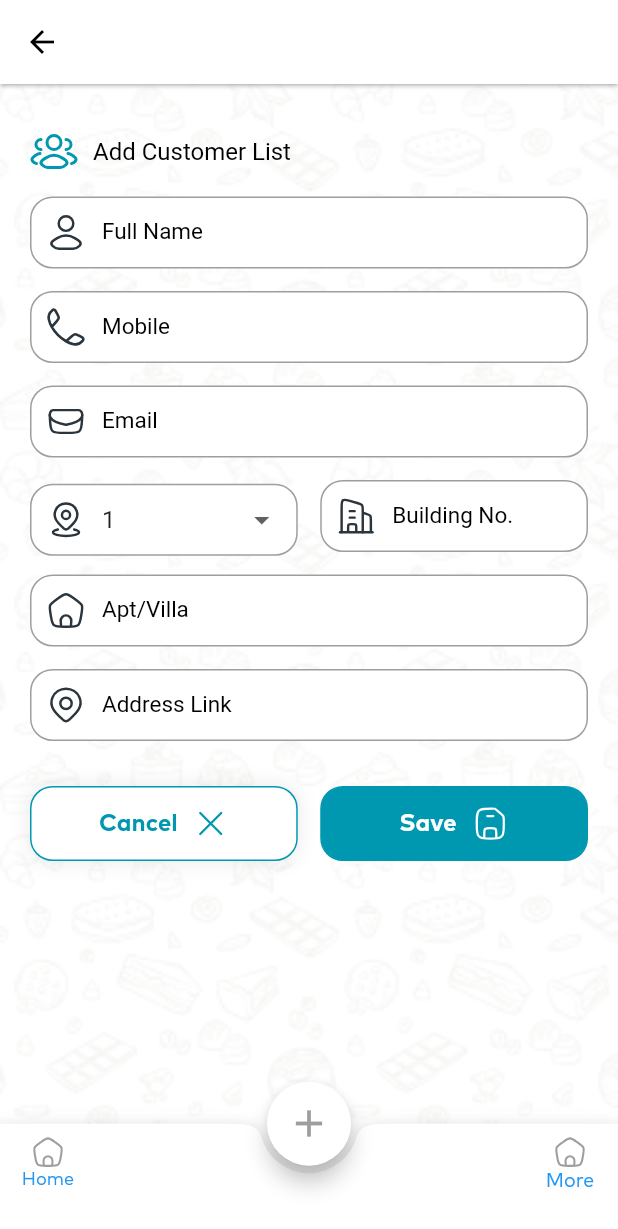
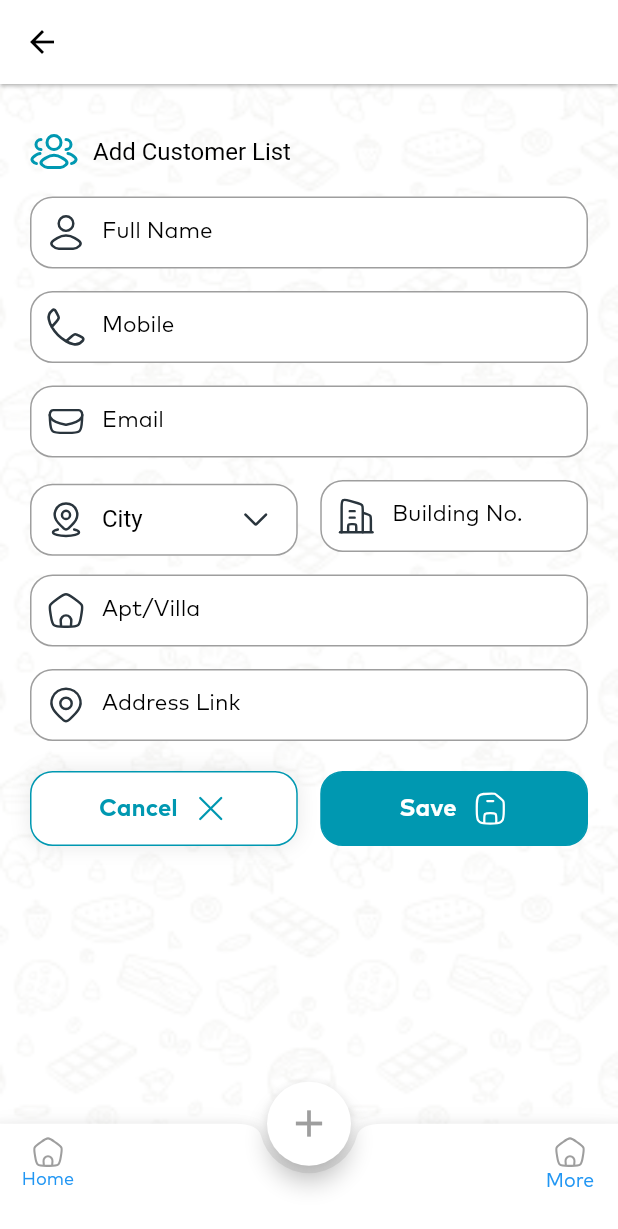
Before and after one commit to mahdibfx/santra-seller, a Flutter app: the AddCustomerScreen screen opened by its route, after a tap on "Cancel", on a phone screen of 412 x 824 dp. Shown: the top 1229 px of the screen. Run offline on Flutter 3.47's test engine with Material 2 defaults, Android fonts, the light colour scheme and no system bars; our stand-ins replace cached_network_image, firebase_core, firebase_messaging, flutter_local_notifications, flutter_rating_bar, flutter_svg and 3 more; accounts and stored records are empty; network calls fail; Roboto replaces fonts that are missing (Quicksand); project files that could hold a hidden picture were left out.

Commit message:
customers and reviews

```diff
--- a/lib/models/customers/view_all_customers.dart
+++ b/lib/models/customers/view_all_customers.dart
@@ -17,14 +17,15 @@ class ViewAllCustomers {
   });
 
   bool? status;
-  List<Datum>? data;
+  List<CustomerDatum>? data;
 
   factory ViewAllCustomers.fromJson(Map<String, dynamic> json) =>
       ViewAllCustomers(
         status: json["status"],
         data: json["data"] == null
             ? []
-            : List<Datum>.from(json["data"]!.map((x) => Datum.fromJson(x))),
+            : List<CustomerDatum>.from(
+                json["data"]!.map((x) => CustomerDatum.fromJson(x))),
       );
 
   Map<String, dynamic> toJson() => {
@@ -35,8 +36,36 @@ class ViewAllCustomers {
       };
 }
 
-class Datum {
-  Datum({
+class CustomerDatum {
+  CustomerDatum({
+    this.customers,
+    this.cities,
+  });
+
+  List<Customer>? customers;
+  List<String>? cities;
+
+  factory CustomerDatum.fromJson(Map<String, dynamic> json) => CustomerDatum(
+        customers: json["customers"] == null
+            ? []
+            : List<Customer>.from(
+                json["customers"]!.map((x) => Customer.fromJson(x))),
+        cities: json["cities"] == null
+            ? []
+            : List<String>.from(json["cities"]!.map((x) => x)),
+      );
+
+  Map<String, dynamic> toJson() => {
+        "customers": customers == null
+            ? []
+            : List<dynamic>.from(customers!.map((x) => x.toJson())),
+        "cities":
+            cities == null ? [] : List<dynamic>.from(cities!.map((x) => x)),
+      };
+}
+
+class Customer {
+  Customer({
     this.id,
     this.customerName,
     this.customerMobile,
@@ -56,7 +85,7 @@ class Datum {
   String? buildingType;
   String? addressLink;
 
-  factory Datum.fromJson(Map<String, dynamic> json) => Datum(
+  factory Customer.fromJson(Map<String, dynamic> json) => Customer(
         id: json["id"],
         customerName: json["customer_name"],
         customerMobile: json["customer_mobile"],
--- a/lib/ui/screens/more_setting/my_customer/add_customer.dart
+++ b/lib/ui/screens/more_setting/my_customer/add_customer.dart
@@ -13,22 +13,17 @@ import '../../../widgets/textfields/common_textfield.dart';
 
 class AddCustomerScreen extends StatelessWidget {
   final GlobalKey<ScaffoldState> _key = GlobalKey<ScaffoldState>();
-
+  GlobalKey<FormState> form = GlobalKey<FormState>();
   AddCustomerScreen({super.key});
 
   Widget bodyData() {
     return GetBuilder<MyCustomerController>(
       builder: (_) {
-        return _.isAddCustomerLoading
-            ? const SizedBox(
-                child: Center(
-                child: CircularProgressIndicator(),
-              ))
-            : SafeArea(
+        return SafeArea(
           child: SingleChildScrollView(
               padding: EdgeInsets.zero,
               child: Form(
-                      key: _.form,
+                key: form,
                 child: Column(
                   crossAxisAlignment: CrossAxisAlignment.start,
                   children: [
@@ -56,12 +51,22 @@ class AddCustomerScreen extends StatelessWidget {
                       controller: _.mobileController,
                       labelText: "Mobile",
                       prefixIcon: UIDATAIcons.callIcon,
+                      maxLength: 12,
                       isTextHidden: false,
                       fillcolor: UIDataColors.whiteColor,
                       keyboardType: TextInputType.text,
                       validator: (val) {
-                              if (val.isEmpty) {
-                                return "Please enter phone Number";
+                        String? name;
+                        if (val.isEmpty || val.length < 12) {
+                          return "Please Enter Valid Phone Number";
+                        } else if (val.isNotEmpty && val.length > 3) {
+                          name = val.substring(0, 3);
+
+                          if (name != "971") {
+                            return "Phone Number Must Start With 971";
+                          }
+                        } else {
+                          return null;
                         }
                       },
                     ),
@@ -89,14 +94,15 @@ class AddCustomerScreen extends StatelessWidget {
                       children: [
                         Expanded(
                             child: MyDropdown(
+                                label: "City",
                                 validator: (value) {
                                   if (value == null) {
                                     return "Please select city";
                                   }
                                 },
                                 prefixIcon: UIDATAIcons.location,
-                                      options: ["1", "2", "3"],
-                                      selectedOption: "1")),
+                                options: _.citiesList!,
+                                selectedOption: _.city)),
                         SpacingWidth.widthlistspacing15,
                         Expanded(
                           child: CommonTextField(
@@ -141,13 +147,19 @@ class AddCustomerScreen extends StatelessWidget {
                         }
                       },
                     ),
-                          SpacingHeight.heightlistspacing20,
-                          Row(
+                    SpacingHeight.heightlistspacing10,
+                    _.isAddCustomerLoading
+                        ? const SizedBox(
+                            child: Center(
+                            child: CircularProgressIndicator(),
+                          ))
+                        : Row(
                             children: [
                               Expanded(
                                 child: BorderButton(
                                   onPressed: () {
                                     Get.back();
+                                    _.disposeValues();
                                   },
                                   btntxt: "Cancel",
                                   iconImage: UIDATAIcons.close,
@@ -161,7 +173,9 @@ class AddCustomerScreen extends StatelessWidget {
                               Expanded(
                                 child: PrimaryButtonWithIcon(
                                   onPressed: () {
+                                    if (form.currentState!.validate()) {
                                       _.addCustomer();
+                                    }
                                   },
                                   btntxt: "Save",
                                   iconImage: UIDATAIcons.saveIcon,
@@ -187,7 +201,7 @@ class AddCustomerScreen extends StatelessWidget {
       showFAB: true,
       centerDocked: true,
       showAppBar: true,
-      scaffoldKey: _key,
+      // scaffoldKey: _key,
       showBottomNav: true,
       appbarcolor: UIDataColors.whiteColor,
       appTitle: 'My Customer',
--- a/lib/ui/widgets/cards/my_customer_card.dart
+++ b/lib/ui/widgets/cards/my_customer_card.dart
@@ -73,9 +73,7 @@ class MyCustomerCard extends StatelessWidget {
                       ),
 
                       InkWell(
-                        onTap: () {
-                          Get.toNamed(Routes.editcustomer);
-                        },
+                        onTap: onTap,
                         child: SvgPicture.asset(
                           UIDATAIcons.editCustomer,
                           color: UIDataColors.primaryColor,
--- a/lib/ui/widgets/dropdown/common_dropdown.dart
+++ b/lib/ui/widgets/dropdown/common_dropdown.dart
@@ -9,11 +9,13 @@ class MyDropdown extends StatefulWidget {
   String? selectedOption;
   var validator;
   String? prefixIcon;
+  String? label;
   MyDropdown(
       {super.key,
       required this.options,
       required this.selectedOption,
       required this.prefixIcon,
+      this.label,
       this.validator});
 
   @override
@@ -24,20 +26,35 @@ class _MyDropdownState extends State<MyDropdown> {
   @override
   Widget build(BuildContext context) {
     return DropdownButtonFormField(
+        isExpanded: true,
         validator: widget.validator,
         items: widget.options.map((String selOption) {
           return DropdownMenuItem(
               value: selOption,
               child: Text(
                 selOption,
+                style: const TextStyle(
+                    color: Color.fromARGB(255, 0, 0, 0),
+                    fontSize: 15,
+                    fontWeight: FontWeight.w400,
+                    fontFamily: 'Markpro',
+                    letterSpacing: 0.0),
               ));
         }).toList(),
         onChanged: (newValue) {
           // do other stuff with _category
           setState(() => widget.selectedOption = newValue);
         },
+        icon: Padding(
+          padding: const EdgeInsets.only(right: 8.0),
+          child: SvgPicture.asset(UIDATAIcons.arrowDown),
+        ),
         value: widget.selectedOption ?? "City",
         decoration: InputDecoration(
+          label: Text(
+            widget.label ?? "",
+            style: const TextStyle(color: Colors.black),
+          ),
           prefixIcon: widget.prefixIcon != null
               ? GestureDetector(
                   child: SvgPicture.asset(
--- a/lib/ui/widgets/textfields/common_textfield.dart
+++ b/lib/ui/widgets/textfields/common_textfield.dart
@@ -67,7 +67,12 @@ class CommonTextField extends StatelessWidget {
         fieldHeading == null ? const SizedBox() : Text(fieldHeading ?? ''),
         SpacingHeight.heightlistspacing5,
         TextFormField(
-          style: textStyle ?? null,
+          style: const TextStyle(
+              color: Color.fromARGB(255, 0, 0, 0),
+              fontSize: 15,
+              fontWeight: FontWeight.w400,
+              fontFamily: 'Markpro',
+              letterSpacing: 0.0),
           onChanged: onChanged,
           inputFormatters: inputFormatters,
           obscureText: isTextHidden!,
--- a/lib/utils/api_data.dart
+++ b/lib/utils/api_data.dart
@@ -10,4 +10,7 @@ class ApiData {
   static const customerListApi = "${mainurl}view_seller_customer";
   static const customerReviewsApi = "${mainurl}customer_reviews";
   static const addCustomer = "${mainurl}add_seller_customer";
+  static const updateCustomer = "${mainurl}update_seller_customer";
+  static const aboutUsApi = "${mainurl}new_about";
+  static const contactUsApi = "${mainurl}contact_us";
 }
--- a/lib/utils/uidata/icon.dart
+++ b/lib/utils/uidata/icon.dart
@@ -46,4 +46,5 @@ class UIDATAIcons {
   static const locationPin = "$iconsDir/location_pin.svg";
   static const building = "$iconsDir/building.svg";
   static const close = "$iconsDir/close.svg";
+  static const arrowDown = "$iconsDir/arrow_down.svg";
 }
```
Also changed, not shown: lib/controllers/more_screen_controller.dart/about_us_controller.dart (+38 -3 lines), lib/controllers/more_screen_controller.dart/my_customer/my_customer_controller.dart (+74 -42 lines), lib/ui/screens/more_setting/about_us_screen.dart (+6 -8 lines), lib/ui/screens/more_setting/my_customer/edit_customer_details.dart (+41 -24 lines), lib/ui/screens/more_setting/my_customer/my_customer_screen.dart (+9 -9 lines), assets/icons/arrow_down.svg (added). Lines whose indentation alone changed are shown as unchanged.
